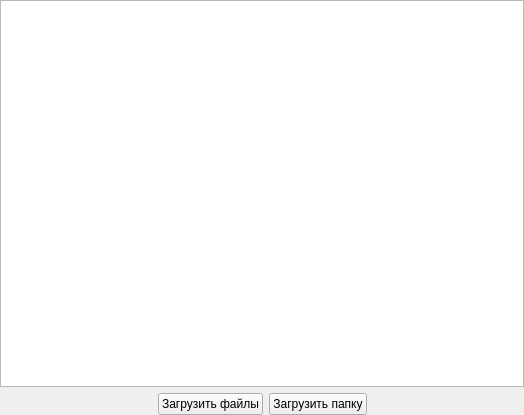
wepavel/BLSMark, file widgets/dmimportform.ui: the form before one commit.
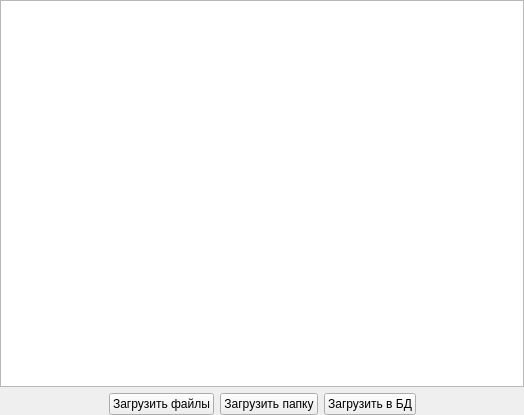
The form after the commit. Custom widgets are drawn as their Qt base class.

What changed in the file:
```diff
--- a/widgets/dmimportform.ui
+++ b/widgets/dmimportform.ui
@@ -80,6 +80,13 @@
        </property>
       </widget>
      </item>
+     <item>
+      <widget class="QPushButton" name="pb_load_in_db">
+       <property name="text">
+        <string>Загрузить в БД</string>
+       </property>
+      </widget>
+     </item>
      <item>
       <spacer name="horizontalSpacer">
        <property name="orientation">
```
